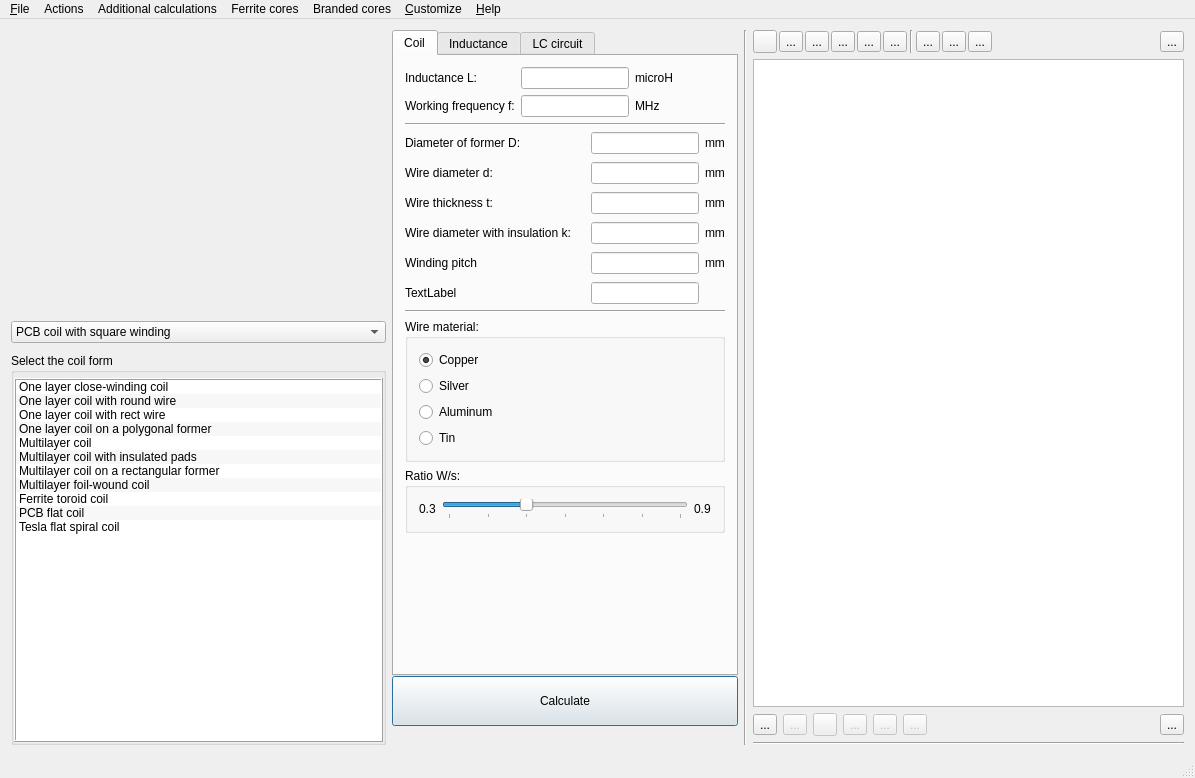
Before: the Qt Designer form mainwindow.ui in radioacoustick/Coil64, drawn with Qt 5.
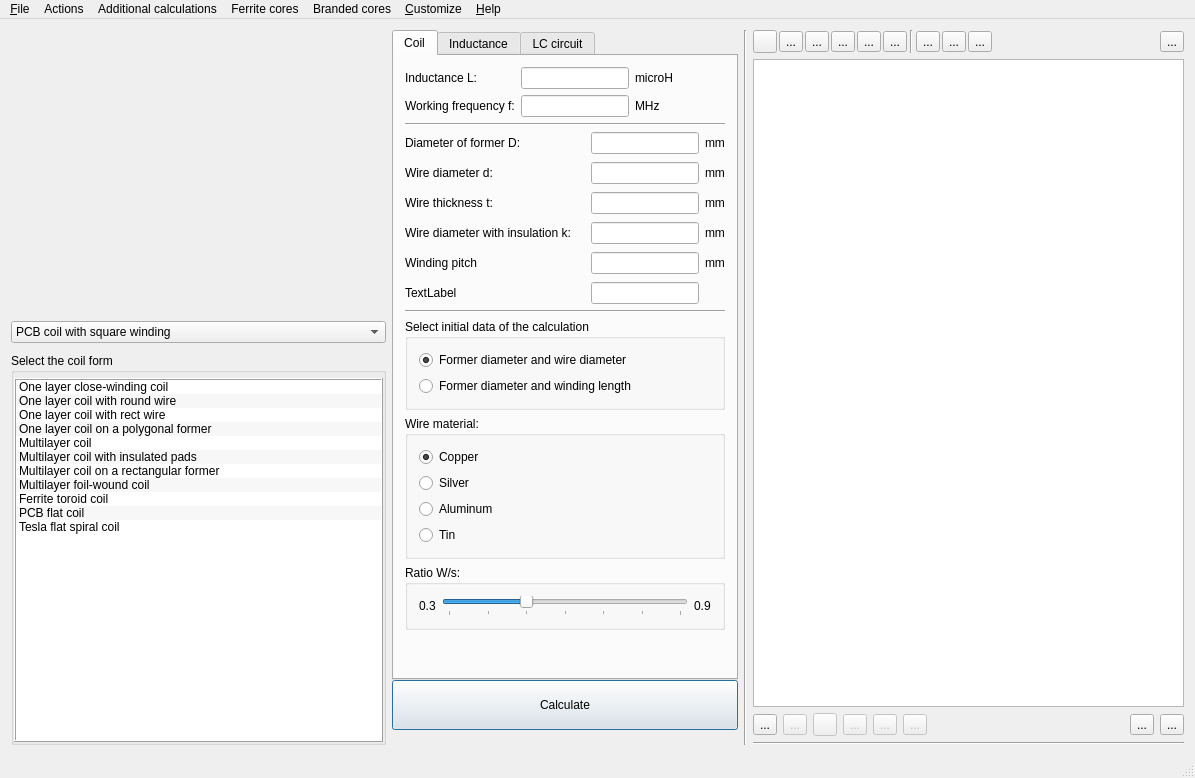
After: the same form once the commit is applied. The open tabs and pages were chosen to show the change. Icons and pictures are not drawn.

Patch:
```diff
--- a/mainwindow.ui
+++ b/mainwindow.ui
@@ -586,6 +586,38 @@
              </property>
             </widget>
            </item>
+           <item>
+            <widget class="QGroupBox" name="groupBox_onelayer_init">
+             <property name="sizePolicy">
+              <sizepolicy hsizetype="Preferred" vsizetype="Fixed">
+               <horstretch>0</horstretch>
+               <verstretch>0</verstretch>
+              </sizepolicy>
+             </property>
+             <property name="title">
+              <string>Select initial data of the calculation</string>
+             </property>
+             <layout class="QVBoxLayout" name="verticalLayout_14">
+              <item>
+               <widget class="QRadioButton" name="radioButton_5_1">
+                <property name="text">
+                 <string>Former diameter and wire diameter</string>
+                </property>
+                <property name="checked">
+                 <bool>true</bool>
+                </property>
+               </widget>
+              </item>
+              <item>
+               <widget class="QRadioButton" name="radioButton_5_2">
+                <property name="text">
+                 <string>Former diameter and winding length</string>
+                </property>
+               </widget>
+              </item>
+             </layout>
+            </widget>
+           </item>
            <item>
             <widget class="QGroupBox" name="groupBox">
              <property name="sizePolicy">
@@ -1711,6 +1743,20 @@
           </property>
          </spacer>
         </item>
+        <item>
+         <widget class="QToolButton" name="toolButton_FAQ">
+          <property name="toolTip">
+           <string>Context help</string>
+          </property>
+          <property name="text">
+           <string>...</string>
+          </property>
+          <property name="icon">
+           <iconset resource="res.qrc">
+            <normaloff>:/menu_ico/res/icons8-ask-question-32.png</normaloff>:/menu_ico/res/icons8-ask-question-32.png</iconset>
+          </property>
+         </widget>
+        </item>
         <item>
          <widget class="QToolButton" name="toolButton_Help">
           <property name="toolTip">
```
Left out of the diff: 2 changed lines with no effect on the pictures.
